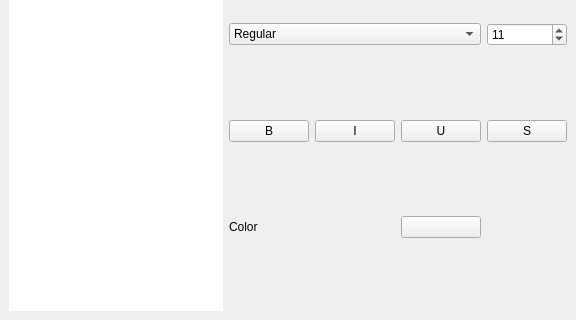
This is QT_Text_editor/main_window.ui in bshanae/__misc as Qt 5 draws it before an edit; both pictures show x 0 to 576 and y 257 to 577 of the 576 by 577 pixel window. The edited form follows.
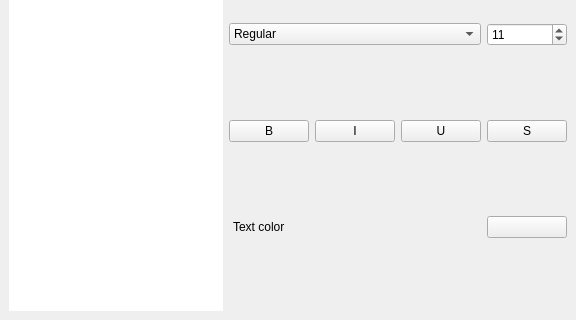
This is the edited form.

Commit message: QT_Text_editor : Mac-like CSS style for button

The edit to the form file:
```diff
--- a/QT_Text_editor/main_window.ui
+++ b/QT_Text_editor/main_window.ui
@@ -42,19 +42,6 @@
         <property name="leftMargin">
          <number>0</number>
         </property>
-        <item row="5" column="0" colspan="2">
-         <widget class="QLabel" name="label_2">
-          <property name="sizePolicy">
-           <sizepolicy hsizetype="Preferred" vsizetype="Fixed">
-            <horstretch>0</horstretch>
-            <verstretch>0</verstretch>
-           </sizepolicy>
-          </property>
-          <property name="text">
-           <string>Color</string>
-          </property>
-         </widget>
-        </item>
         <item row="2" column="0" colspan="4">
          <widget class="QComboBox" name="combo_font_family">
           <property name="styleSheet">
@@ -177,13 +164,38 @@
           </property>
          </widget>
         </item>
-        <item row="5" column="2">
+        <item row="5" column="3">
          <widget class="QPushButton" name="button_color">
+          <property name="minimumSize">
+           <size>
+            <width>0</width>
+            <height>0</height>
+           </size>
+          </property>
+          <property name="styleSheet">
+           <string notr="true"/>
+          </property>
           <property name="text">
            <string/>
           </property>
          </widget>
         </item>
+        <item row="5" column="0" colspan="3">
+         <widget class="QLabel" name="label_2">
+          <property name="sizePolicy">
+           <sizepolicy hsizetype="Preferred" vsizetype="Fixed">
+            <horstretch>0</horstretch>
+            <verstretch>0</verstretch>
+           </sizepolicy>
+          </property>
+          <property name="styleSheet">
+           <string notr="true">margin-left : 1px;</string>
+          </property>
+          <property name="text">
+           <string>Text color</string>
+          </property>
+         </widget>
+        </item>
        </layout>
       </item>
      </layout>
```
The commit also changes 1 other file.
